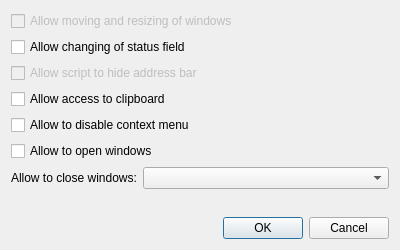
Old version of the form src/ui/preferences/JavaScriptPreferencesDialog.ui in the repository OtterBrowser/otter-browser.
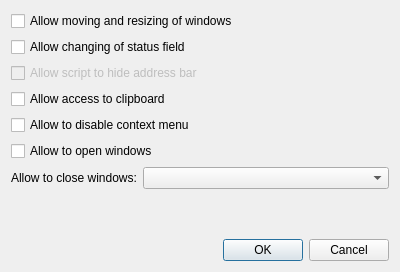
New version of the form.

```diff
--- a/src/ui/preferences/JavaScriptPreferencesDialog.ui
+++ b/src/ui/preferences/JavaScriptPreferencesDialog.ui
@@ -7,7 +7,7 @@
     <x>0</x>
     <y>0</y>
     <width>400</width>
-    <height>250</height>
+    <height>272</height>
    </rect>
   </property>
   <property name="windowTitle">
@@ -16,9 +16,6 @@
   <layout class="QVBoxLayout" name="verticalLayout">
    <item>
     <widget class="QCheckBox" name="canChangeWndowGeometryCheckBox">
-     <property name="enabled">
-      <bool>false</bool>
-     </property>
      <property name="sizePolicy">
       <sizepolicy hsizetype="Minimum" vsizetype="Fixed">
        <horstretch>0</horstretch>
```
